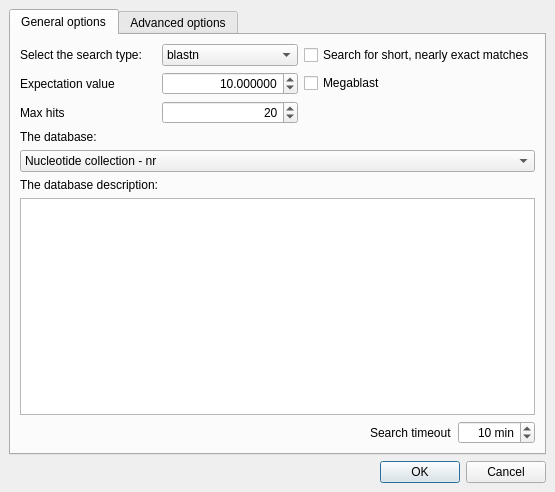
This is src/plugins/remote_blast/src/ui/RemoteBLASTDialog.ui in violethaze74/ugene as Qt 5 draws it before an edit. The edited form follows.
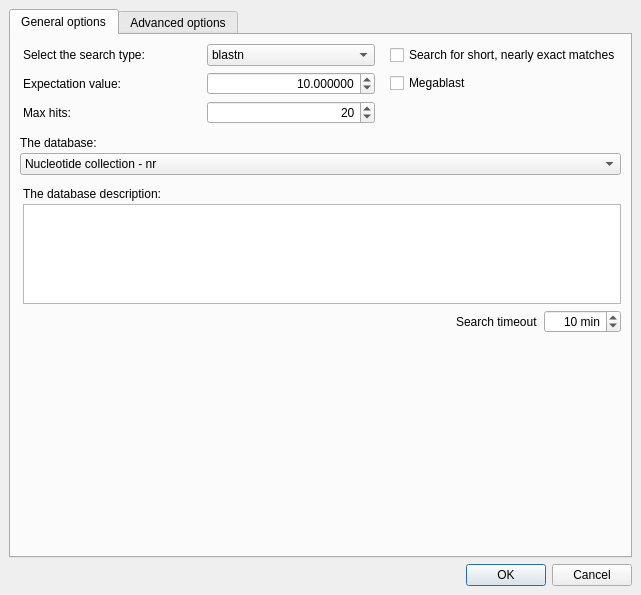
This is the edited form.

Commit message: UGENE-3060: Remote BLAST dialog layout on Mac OS

Diff of the .ui file:
```diff
--- a/src/plugins/remote_blast/src/ui/RemoteBLASTDialog.ui
+++ b/src/plugins/remote_blast/src/ui/RemoteBLASTDialog.ui
@@ -6,10 +6,16 @@
    <rect>
     <x>0</x>
     <y>0</y>
-    <width>555</width>
-    <height>492</height>
+    <width>641</width>
+    <height>595</height>
    </rect>
   </property>
+  <property name="sizePolicy">
+   <sizepolicy hsizetype="Preferred" vsizetype="MinimumExpanding">
+    <horstretch>0</horstretch>
+    <verstretch>0</verstretch>
+   </sizepolicy>
+  </property>
   <property name="windowTitle">
    <string>Search Through a Remote Database</string>
   </property>
@@ -22,9 +28,18 @@
   <property name="modal">
    <bool>false</bool>
   </property>
-  <layout class="QVBoxLayout" name="verticalLayout_2">
+  <layout class="QVBoxLayout" name="verticalLayout_3">
+   <property name="sizeConstraint">
+    <enum>QLayout::SetMinAndMaxSize</enum>
+   </property>
    <item>
     <widget class="QTabWidget" name="optionsTab">
+     <property name="sizePolicy">
+      <sizepolicy hsizetype="Expanding" vsizetype="MinimumExpanding">
+       <horstretch>0</horstretch>
+       <verstretch>0</verstretch>
+      </sizepolicy>
+     </property>
      <property name="currentIndex">
       <number>0</number>
      </property>
@@ -32,9 +47,21 @@
       <attribute name="title">
        <string>General options</string>
       </attribute>
-      <layout class="QVBoxLayout" name="verticalLayout_3">
+      <layout class="QVBoxLayout" name="verticalLayout_2" stretch="0,0,0,0,0,1">
+       <property name="sizeConstraint">
+        <enum>QLayout::SetMinAndMaxSize</enum>
+       </property>
        <item>
-        <layout class="QGridLayout" name="gridLayout_2">
+        <layout class="QGridLayout" name="layoutSearchOptions">
+         <property name="sizeConstraint">
+          <enum>QLayout::SetMinAndMaxSize</enum>
+         </property>
+         <property name="leftMargin">
+          <number>3</number>
+         </property>
+         <property name="horizontalSpacing">
+          <number>15</number>
+         </property>
          <item row="0" column="0">
           <widget class="QLabel" name="label_2">
            <property name="text">
@@ -71,7 +98,7 @@
          <item row="2" column="0">
           <widget class="QLabel" name="label">
            <property name="text">
-            <string>Expectation value</string>
+            <string>Expectation value:</string>
            </property>
           </widget>
          </item>
@@ -85,7 +112,7 @@
          <item row="3" column="0">
           <widget class="QLabel" name="label_3">
            <property name="text">
-            <string>Max hits</string>
+            <string>Max hits:</string>
            </property>
           </widget>
          </item>
@@ -127,7 +154,18 @@
         </layout>
        </item>
        <item>
-        <widget class="QLabel" name="label_14">
+        <layout class="QVBoxLayout" name="layoutDb">
+         <property name="spacing">
+          <number>3</number>
+         </property>
+         <property name="sizeConstraint">
+          <enum>QLayout::SetMinAndMaxSize</enum>
+         </property>
+         <property name="topMargin">
+          <number>6</number>
+         </property>
+         <item>
+          <widget class="QLabel" name="lblDb">
          <property name="text">
           <string>The database:</string>
          </property>
@@ -220,15 +258,49 @@
          </item>
         </widget>
        </item>
+        </layout>
+       </item>
        <item>
-        <widget class="QLabel" name="label_9">
+        <layout class="QVBoxLayout" name="layoutDbDescription">
+         <property name="spacing">
+          <number>3</number>
+         </property>
+         <property name="sizeConstraint">
+          <enum>QLayout::SetMinAndMaxSize</enum>
+         </property>
+         <property name="leftMargin">
+          <number>3</number>
+         </property>
+         <property name="topMargin">
+          <number>6</number>
+         </property>
+         <item>
+          <widget class="QLabel" name="lblDbDescription">
          <property name="text">
           <string>The database description:</string>
          </property>
         </widget>
        </item>
        <item>
-        <widget class="QTextEdit" name="textEdit">
+          <widget class="QTextEdit" name="teDbDescription">
+           <property name="sizePolicy">
+            <sizepolicy hsizetype="Expanding" vsizetype="MinimumExpanding">
+             <horstretch>0</horstretch>
+             <verstretch>0</verstretch>
+            </sizepolicy>
+           </property>
+           <property name="minimumSize">
+            <size>
+             <width>0</width>
+             <height>100</height>
+            </size>
+           </property>
+           <property name="maximumSize">
+            <size>
+             <width>16777215</width>
+             <height>100</height>
+            </size>
+           </property>
          <property name="readOnly">
           <bool>true</bool>
          </property>
@@ -236,16 +308,21 @@
           <string>&lt;!DOCTYPE HTML PUBLIC &quot;-//W3C//DTD HTML 4.0//EN&quot; &quot;http://www.w3.org/TR/REC-html40/strict.dtd&quot;&gt;
 &lt;html&gt;&lt;head&gt;&lt;meta name=&quot;qrichtext&quot; content=&quot;1&quot; /&gt;&lt;style type=&quot;text/css&quot;&gt;
 p, li { white-space: pre-wrap; }
-&lt;/style&gt;&lt;/head&gt;&lt;body style=&quot; font-family:'MS Shell Dlg 2'; font-size:8.25pt; font-weight:400; font-style:normal;&quot;&gt;
-&lt;p style=&quot;-qt-paragraph-type:empty; margin-top:0px; margin-bottom:0px; margin-left:0px; margin-right:0px; -qt-block-indent:0; text-indent:0px; font-size:8pt;&quot;&gt;&lt;br /&gt;&lt;/p&gt;&lt;/body&gt;&lt;/html&gt;</string>
+&lt;/style&gt;&lt;/head&gt;&lt;body style=&quot; font-family:'Lucida Grande'; font-size:13pt; font-weight:400; font-style:normal;&quot;&gt;
+&lt;p style=&quot;-qt-paragraph-type:empty; margin-top:0px; margin-bottom:0px; margin-left:0px; margin-right:0px; -qt-block-indent:0; text-indent:0px; font-family:'MS Shell Dlg 2'; font-size:8pt;&quot;&gt;&lt;br /&gt;&lt;/p&gt;&lt;/body&gt;&lt;/html&gt;</string>
          </property>
         </widget>
        </item>
+        </layout>
+       </item>
        <item>
         <layout class="QVBoxLayout" name="verticalLayout_4"/>
        </item>
        <item>
-        <layout class="QHBoxLayout" name="horizontalLayout">
+        <layout class="QHBoxLayout" name="layoutTimeout">
+         <property name="sizeConstraint">
+          <enum>QLayout::SetMinAndMaxSize</enum>
+         </property>
          <item>
           <spacer name="horizontalSpacer_2">
            <property name="orientation">
@@ -296,6 +373,22 @@
          </item>
         </layout>
        </item>
+       <item>
+        <spacer name="verticalSpacer_4">
+         <property name="orientation">
+          <enum>Qt::Vertical</enum>
+         </property>
+         <property name="sizeType">
+          <enum>QSizePolicy::MinimumExpanding</enum>
+         </property>
+         <property name="sizeHint" stdset="0">
+          <size>
+           <width>0</width>
+           <height>0</height>
+          </size>
+         </property>
+        </spacer>
+       </item>
       </layout>
      </widget>
      <widget class="QWidget" name="tab_2">
```
Left out of the diff: 141 changed lines with no effect on the pictures. Lines whose indentation alone changed are shown as unchanged. The commit also changes 2 other files.
